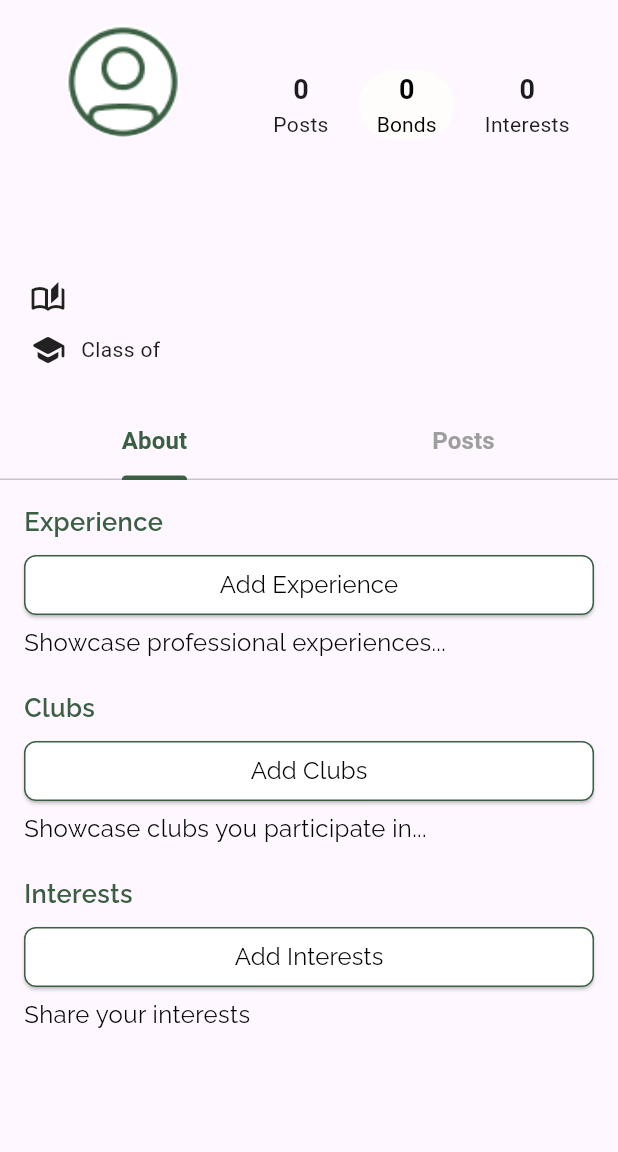
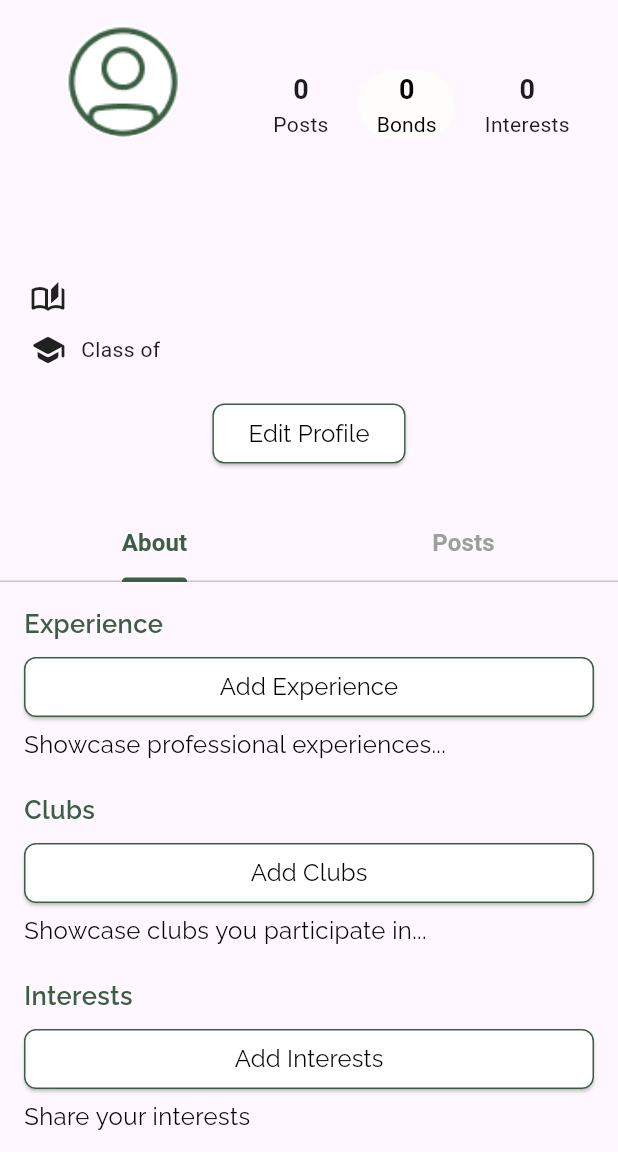
Before and after one commit to BroncoBond/Bronco-Bond, a Flutter app: the UserProfile screen opened directly with empty values, on a phone screen of 412 x 824 dp, the part 84-1236 px from its top. Run offline on Flutter 3.47's test engine with Material 3 defaults, Android fonts, the phone set to English and light mode, and no system bars; our stand-ins replace google_fonts, image_picker, jwt_decoder, shared_preferences; accounts and stored records are empty; generated files the repository leaves out were written again; network calls fail.

Commit message:
added edit profile button

```diff
--- a/lib/src/screens/user_profile_page.dart
+++ b/lib/src/screens/user_profile_page.dart
@@ -1,5 +1,6 @@
 import 'dart:typed_data';
 
+import 'package:bronco_bond/src/screens/edit_profile.dart';
 import 'package:bronco_bond/src/screens/settings_page.dart';
 import 'package:bronco_bond/src/screens/friends_list_page.dart';
 import 'package:flutter/material.dart';
@@ -625,6 +626,38 @@ class UserProfileState extends State<UserProfile>
               ],
             ),
           ),
+          Padding(
+            padding: const EdgeInsets.all(10.0),
+            child: Row(
+              mainAxisAlignment: MainAxisAlignment.center,
+              children: [
+              ElevatedButton(
+                  onPressed: () {
+                    Navigator.push(
+                    context,
+                      MaterialPageRoute(builder: (context) => EditProfile()),
+                    );
+                  },
+                  style: ElevatedButton.styleFrom(
+                    backgroundColor: Colors.white,
+                    shape: RoundedRectangleBorder(
+                      borderRadius: BorderRadius.circular(8.0),
+                      side: const BorderSide(
+                        color: Color(0xFF3B5F43),
+                      ),
+                    ),
+                  ),
+                  child: Text(
+                    "Edit Profile",
+                    style: GoogleFonts.raleway(
+                      fontSize: 16,
+                      fontWeight: FontWeight.w400,
+                      color: Colors.black,
+                    ),
+                  )),
+              ],
+            ),
+          )
         ],
       ),
     );
```
Also changed, not shown: lib/src/screens/edit_profile.dart (added, +17 -0 lines).
